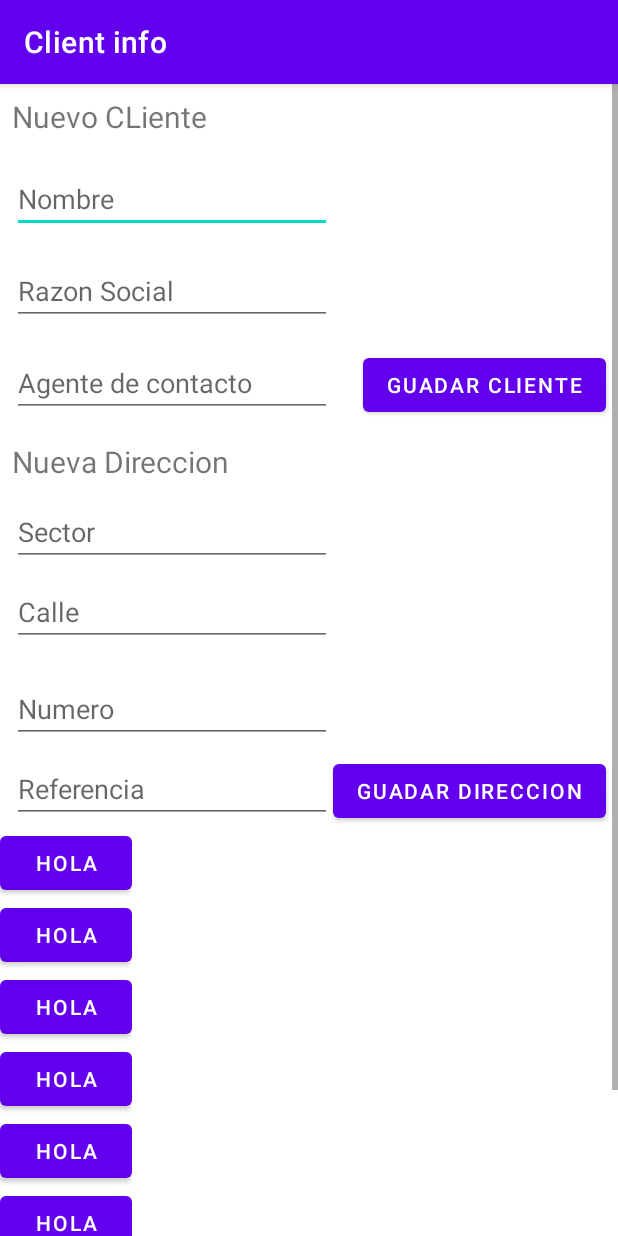
After one commit to JoelEspinal/client-directions, an Android app: the ClientFormActivity screen opened directly, with no data from a screen before it, on a phone screen of 412 x 824 dp. The commit adds this screen. Run offline under Robolectric (Android 15) with nearby library versions, the phone set to English and light mode, and no system bars.

Commit message:
✨ Add test from of client opened form clients

```diff
--- a/app/build.gradle
+++ b/app/build.gradle
@@ -38,6 +38,7 @@ android {
 }
 
 dependencies {
+    implementation 'androidx.appcompat:appcompat:1.3.0'
     apply plugin: 'kotlin-kapt'
     implementation 'androidx.core:core-ktx:1.5.0'
 //    implementation 'androidx.appcompat:appcompat:1.3.2'
--- a/app/src/main/AndroidManifest.xml
+++ b/app/src/main/AndroidManifest.xml
@@ -10,13 +10,15 @@
         android:roundIcon="@mipmap/ic_launcher_round"
         android:supportsRtl="true"
         android:theme="@style/Theme.ClientInfo">
+        <activity android:name=".activities.ClientFormActivity"></activity>
         <activity android:name=".activities.SplashActivity">
             <intent-filter>
                 <action android:name="android.intent.action.MAIN" />
+
                 <category android:name="android.intent.category.LAUNCHER" />
             </intent-filter>
         </activity>
-        <activity android:name=".activities.ClientActivity"/>
+        <activity android:name=".activities.ClientActivity" />
     </application>
 
 </manifest>
--- a/app/src/main/java/com/beanstage/clientinfo/activities/ClientActivity.kt
+++ b/app/src/main/java/com/beanstage/clientinfo/activities/ClientActivity.kt
@@ -1,5 +1,6 @@
 package com.beanstage.clientinfo.activities
 
+import android.content.Intent
 import androidx.appcompat.app.AppCompatActivity
 import android.os.Bundle
 import androidx.lifecycle.MediatorLiveData
@@ -11,6 +12,7 @@ import com.beanstage.clientinfo.adapters.ClientListAdapter
 import com.beanstage.clientinfo.app.ClientApplication
 import com.beanstage.clientinfo.room.entities.Client
 import com.beanstage.clientinfo.viewmodels.ClientViewModel
+import com.google.android.material.floatingactionbutton.FloatingActionButton
 
 class ClientActivity : AppCompatActivity() {
 
@@ -36,19 +38,16 @@ class ClientActivity : AppCompatActivity() {
         val adapter = ClientListAdapter()
         recyclerView.adapter = adapter
         recyclerView.layoutManager = LinearLayoutManager(this)
-//
-//        viewModel.allClients().value?.size
-//
-//        var mediatorLiveData: MediatorLiveData<List<Client>> = MediatorLiveData()
-//        mediatorLiveData.addSource(viewModel.allClients(), Observer {
-//            if (it.isNotEmpty()) {
-//                mediatorLiveData.value = it
-//            }
-//        })
 
         viewModel.allClients.observe(this) { clients ->
             // Update the cached copy of the words in the adapter.
             clients.let {  adapter.submitList(clients) }
         }
+
+        val fab = findViewById<FloatingActionButton>(R.id.new_client_fab)
+        fab.setOnClickListener {
+            val intent = Intent(this, ClientFormActivity::class.java)
+            startActivity(intent)
+        }
     }
 }
--- /dev/null
+++ b/app/src/main/java/com/beanstage/clientinfo/activities/ClientFormActivity.kt
@@ -0,0 +1,12 @@
+package com.beanstage.clientinfo.activities
+
+import androidx.appcompat.app.AppCompatActivity
+import android.os.Bundle
+import com.beanstage.clientinfo.R
+
+class ClientFormActivity : AppCompatActivity() {
+    override fun onCreate(savedInstanceState: Bundle?) {
+        super.onCreate(savedInstanceState)
+        setContentView(R.layout.activity_client_form)
+    }
+}
--- /dev/null
+++ b/app/src/main/res/layout/activity_client_form.xml
@@ -0,0 +1,180 @@
+<?xml version="1.0" encoding="utf-8"?>
+<LinearLayout
+    xmlns:android="http://schemas.android.com/apk/res/android"
+    xmlns:app="http://schemas.android.com/apk/res-auto"
+    xmlns:tools="http://schemas.android.com/tools"
+    android:layout_width="match_parent"
+    android:layout_height="match_parent"
+    android:orientation="vertical"
+    tools:context=".activities.ClientFormActivity">
+    <ScrollView
+        android:layout_width="match_parent"
+        android:layout_height="match_parent">
+
+        <LinearLayout
+        android:layout_width="match_parent"
+        android:layout_height="match_parent"
+        android:orientation="vertical">
+
+        <androidx.constraintlayout.widget.ConstraintLayout
+            android:layout_width="match_parent"
+            android:layout_height="match_parent">
+            <TextView
+                android:id="@+id/textView5"
+                android:layout_width="211dp"
+                android:layout_height="30dp"
+                android:layout_marginStart="8dp"
+                android:layout_marginTop="8dp"
+                android:text="Nuevo CLiente"
+                android:textSize="20sp"
+                app:layout_constraintStart_toStartOf="parent"
+                app:layout_constraintTop_toTopOf="parent" />
+
+            <TextView
+                android:id="@+id/textView6"
+                android:layout_width="211dp"
+                android:layout_height="30dp"
+                android:layout_marginStart="8dp"
+                android:layout_marginTop="16dp"
+                android:text="Nueva Direccion"
+                android:textSize="20sp"
+                app:layout_constraintStart_toStartOf="parent"
+                app:layout_constraintTop_toBottomOf="@+id/editTextTextPersonName3" />
+
+            <EditText
+                android:id="@+id/editTextTextPersonName"
+                android:layout_width="wrap_content"
+                android:layout_height="wrap_content"
+                android:layout_marginStart="8dp"
+                android:layout_marginTop="16dp"
+                android:ems="10"
+                android:hint="Nombre"
+                android:inputType="textPersonName"
+                app:layout_constraintStart_toStartOf="parent"
+                app:layout_constraintTop_toBottomOf="@+id/textView5" />
+
+            <EditText
+                android:id="@+id/editTextTextPersonName4"
+                android:layout_width="wrap_content"
+                android:layout_height="wrap_content"
+                android:layout_marginTop="8dp"
+                android:ems="10"
+                android:hint="Sector"
+                android:inputType="textPersonName"
+                app:layout_constraintStart_toStartOf="@+id/textView6"
+                app:layout_constraintTop_toBottomOf="@+id/textView6" />
+
+            <EditText
+                android:id="@+id/editTextTextPersonName5"
+                android:layout_width="wrap_content"
+                android:layout_height="wrap_content"
+                android:layout_marginTop="8dp"
+                android:ems="10"
+                android:hint="Calle"
+                android:inputType="textPersonName"
+                app:layout_constraintStart_toStartOf="@+id/editTextTextPersonName4"
+                app:layout_constraintTop_toBottomOf="@+id/editTextTextPersonName4" />
+
+            <EditText
+                android:id="@+id/editTextTextPersonName7"
+                android:layout_width="wrap_content"
+                android:layout_height="wrap_content"
+                android:layout_marginTop="8dp"
+                android:ems="10"
+                android:hint="Referencia"
+                android:inputType="textMultiLine"
+                app:layout_constraintStart_toStartOf="@+id/editTextTextPersonName6"
+                app:layout_constraintTop_toBottomOf="@+id/editTextTextPersonName6" />
+
+            <EditText
+                android:id="@+id/editTextTextPersonName6"
+                android:layout_width="wrap_content"
+                android:layout_height="wrap_content"
+                android:layout_marginTop="19dp"
+                android:ems="10"
+                android:hint="Numero"
+                android:inputType="number"
+                app:layout_constraintStart_toStartOf="@+id/editTextTextPersonName5"
+                app:layout_constraintTop_toBottomOf="@+id/editTextTextPersonName5" />
+
+            <EditText
+                android:id="@+id/editTextTextPersonName2"
+                android:layout_width="wrap_content"
+                android:layout_height="wrap_content"
+                android:layout_marginTop="16dp"
+                android:ems="10"
+                android:hint="Razon Social"
+                android:inputType="textPersonName"
+                app:layout_constraintStart_toStartOf="@+id/editTextTextPersonName"
+                app:layout_constraintTop_toBottomOf="@+id/editTextTextPersonName" />
+
+            <EditText
+                android:id="@+id/editTextTextPersonName3"
+                android:layout_width="wrap_content"
+                android:layout_height="wrap_content"
+                android:layout_marginTop="16dp"
+                android:ems="10"
+                android:hint="Agente de contacto"
+                android:inputType="textPersonName"
+                app:layout_constraintStart_toStartOf="@+id/editTextTextPersonName2"
+                app:layout_constraintTop_toBottomOf="@+id/editTextTextPersonName2" />
+
+            <Button
+                android:id="@+id/button"
+                android:layout_width="wrap_content"
+                android:layout_height="wrap_content"
+                android:layout_marginEnd="8dp"
+                android:text="Guadar Cliente"
+                app:layout_constraintEnd_toEndOf="parent"
+                app:layout_constraintTop_toTopOf="@+id/editTextTextPersonName3" />
+
+            <Button
+                android:id="@+id/button2"
+                android:layout_width="wrap_content"
+                android:layout_height="wrap_content"
+                android:layout_marginEnd="8dp"
+                android:text="Guadar Direccion"
+                app:layout_constraintEnd_toEndOf="parent"
+                app:layout_constraintTop_toTopOf="@+id/editTextTextPersonName7" />
+        </androidx.constraintlayout.widget.ConstraintLayout>
+
+        <LinearLayout
+            android:layout_width="wrap_content"
+            android:layout_height="wrap_content"
+            android:orientation="vertical">
+            <Button
+                android:layout_width="wrap_content"
+                android:layout_height="wrap_content"
+                android:text="HOlA"/>
+            <Button
+                android:layout_width="wrap_content"
+                android:layout_height="wrap_content"
+                android:text="HOlA"/>
+            <Button
+                android:layout_width="wrap_content"
+                android:layout_height="wrap_content"
+                android:text="HOlA"/>
+            <Button
+                android:layout_width="wrap_content"
+                android:layout_height="wrap_content"
+                android:text="HOlA"/>
+            <Button
+                android:layout_width="wrap_content"
+                android:layout_height="wrap_content"
+                android:text="HOlA"/>
+            <Button
+                android:layout_width="wrap_content"
+                android:layout_height="wrap_content"
+                android:text="HOlA"/>
+            <Button
+                android:layout_width="wrap_content"
+                android:layout_height="wrap_content"
+                android:text="HOlA"/>
+            <Button
+                android:layout_width="wrap_content"
+                android:layout_height="wrap_content"
+                android:text="HOlA"/>
+        </LinearLayout>
+        </LinearLayout>
+    </ScrollView>
+</LinearLayout>
--- a/app/src/main/res/layout/client_activity.xml
+++ b/app/src/main/res/layout/client_activity.xml
@@ -14,4 +14,15 @@
         tools:listitem="@layout/recycleview_client_item"
         tools:itemCount="3"/>
 
+    <com.google.android.material.floatingactionbutton.FloatingActionButton
+        android:id="@+id/new_client_fab"
+        android:layout_width="wrap_content"
+        android:layout_height="wrap_content"
+        android:layout_marginEnd="16dp"
+        android:layout_marginBottom="16dp"
+        android:clickable="true"
+        app:layout_constraintBottom_toBottomOf="parent"
+        app:layout_constraintEnd_toEndOf="parent"
+        app:srcCompat="@android:drawable/ic_input_add" />
+
 </androidx.constraintlayout.widget.ConstraintLayout>
```
